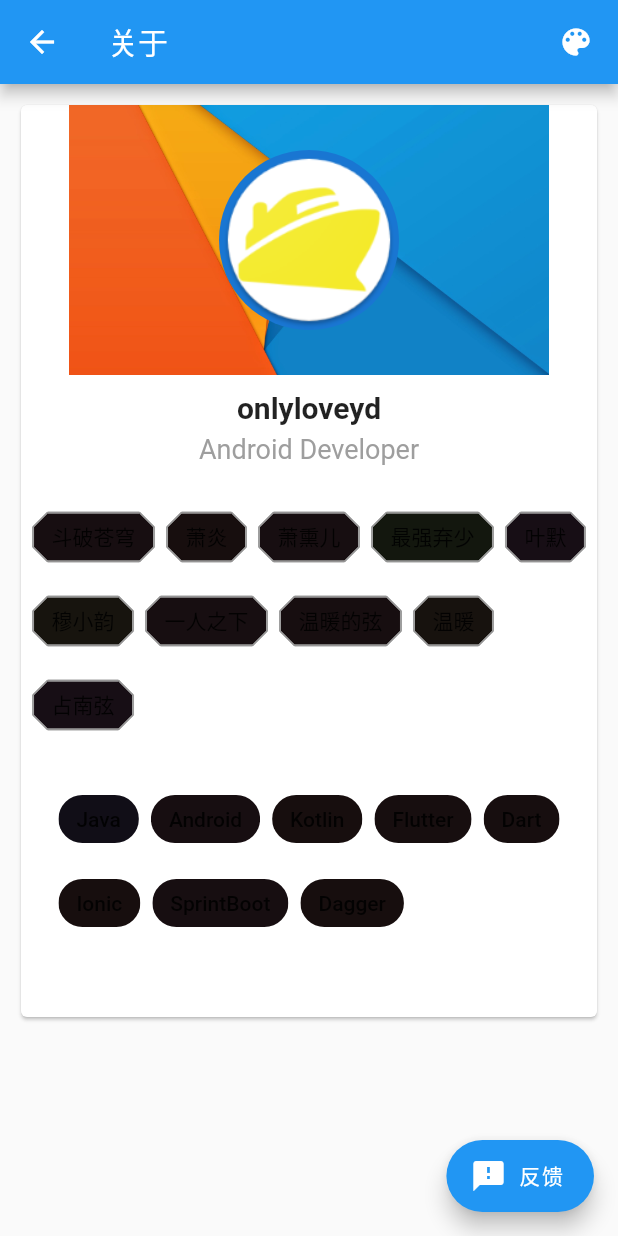
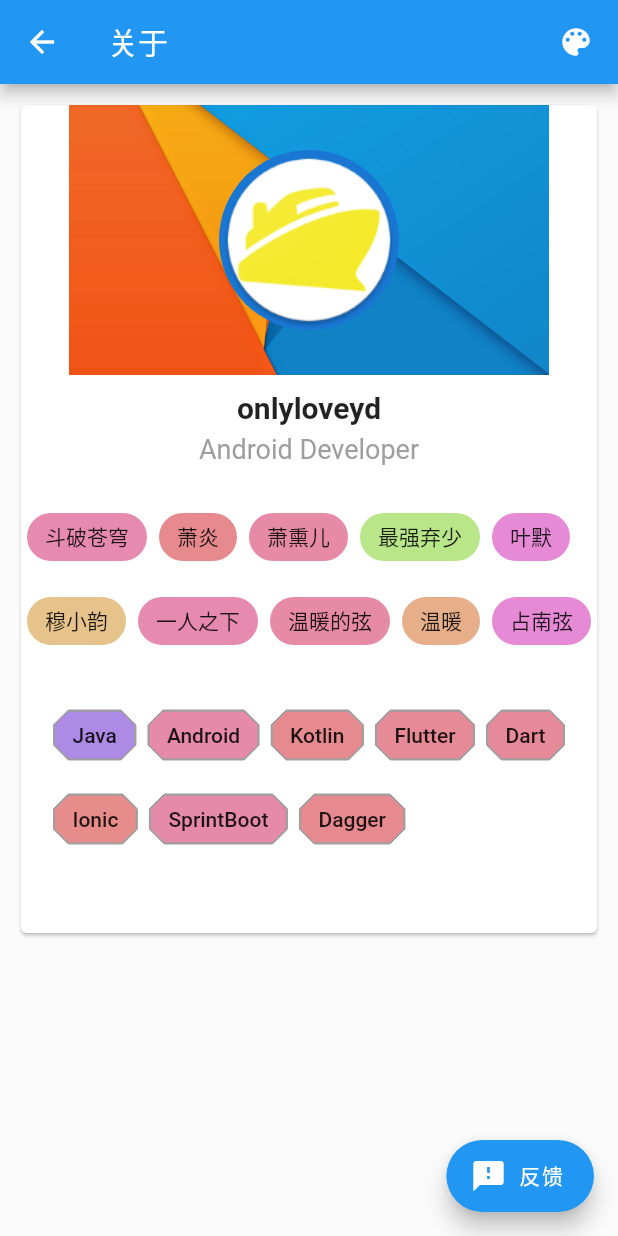
Before and after one commit to gao4281013/flutterdemo, a Flutter app: the AboutPage screen opened directly with sample values from the repository, on a phone screen of 412 x 824 dp. Run offline on Flutter 3.47's test engine with Material 2 defaults, Android fonts, the phone set to English and light mode, and no system bars; missing offline and left inert: flutter_webview_plugin; network calls fail.

Commit message:
finish basic project

```diff
--- a/flutter_gank/lib/page/about_page.dart
+++ b/flutter_gank/lib/page/about_page.dart
@@ -125,13 +125,13 @@ class _AboutPageState extends State<AboutPage> {
                   new Padding(
                     padding: const EdgeInsets.only(top: 20.0),
                     child: new Wrap(
-                      children: _buildChips(mCartoonTags, true),
+                      children: _buildChips(mCartoonTags, false),
                     ),
                   ),
                   new Padding(
                     padding: const EdgeInsets.only(top: 20.0),
                     child: new Wrap(
-                      children: _buildChips(mSelfTag, false),
+                      children: _buildChips(mSelfTag, true),
                     ),
                   ),
                   new Padding(padding: const EdgeInsets.all(24.0))
@@ -200,6 +200,6 @@ class _AboutPageState extends State<AboutPage> {
     assert(name.length > 1);
     final int hash = name.hashCode & 0xffff;
     final double hue = 360.0 * hash / (1 << 15);
-    return new HSVColor.fromAHSV(1.0, hue, 0.4, 0.09).toColor();
+    return new HSVColor.fromAHSV(1.0, hue, 0.4, 0.90).toColor();
   }
 }
```
